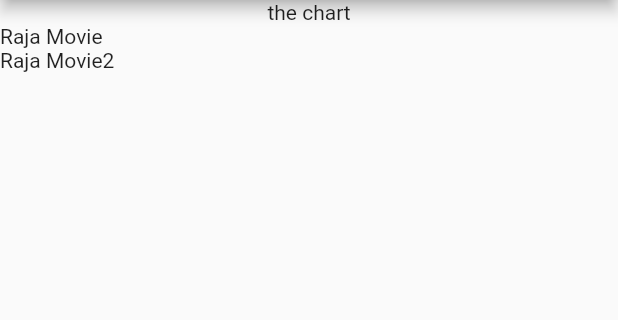
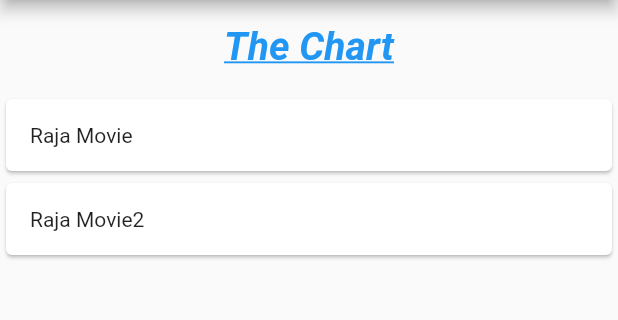
Before and after one commit to raja226/Flutter_ListView, a Flutter app: the screen it shows after launch, on a phone screen of 412 x 824 dp, the part 84-404 px from its top. Run offline on Flutter 3.47's test engine with Material 2 defaults, Android fonts, the phone set to English and light mode, and no system bars.

```diff
--- /dev/null
+++ b/lib/expanse_item.dart
@@ -0,0 +1,16 @@
+import 'package:flutter/material.dart';
+import 'package:quizapp/models/expense.dart';
+
+class ExpanseItem extends StatelessWidget {
+  const ExpanseItem(this.expense,{super.key});
+  final Expese expense;
+  @override
+  Widget build(BuildContext context) {
+   return Card(
+child: Padding(
+  padding: const EdgeInsets.all(16.0),
+  child:   Text(expense.title),
+),
+   );
+  }
+}
--- a/lib/expeses.dart
+++ b/lib/expeses.dart
@@ -1,8 +1,9 @@
+import 'package:flutter/cupertino.dart';
 import 'package:flutter/material.dart';
 import 'package:quizapp/detailsPage.dart';
 import 'package:quizapp/expeseslist.dart';
 import 'package:quizapp/models/expense.dart';
-
+import 'dart:io';
 class Expeses extends StatefulWidget {
   const Expeses({super.key});
   @override
@@ -32,7 +33,36 @@ class _ExpesesState extends State<Expeses> {
         ,centerTitle: true,
         leading: IconButton(onPressed: (){}, icon: const Icon(Icons.arrow_back)),
         actions: [IconButton(onPressed: (){
-          Navigator.push(context, MaterialPageRoute(builder: (context)=> const DetailsPage()));
+          if(Platform.isIOS)
+          {
+showCupertinoDialog(context: context, builder: (ctx) => CupertinoAlertDialog(
+            title: const Text("title"),
+            content: const Text("body description"),
+            actions: [
+              TextButton(onPressed: (){
+                Navigator.pop(context);
+              Navigator.push(context, MaterialPageRoute(builder: (context)=> const DetailsPage()));
+
+              }, child: const Text("OK"))
+
+            ],
+          ));
+          }
+          else{
+showDialog(context: context, builder: (ctx) => AlertDialog(
+            title: const Text("title"),
+            content: const Text("body description"),
+            actions: [
+              TextButton(onPressed: (){
+                Navigator.pop(context);
+              Navigator.push(context, MaterialPageRoute(builder: (context)=> const DetailsPage()));
+
+              }, child: const Text("OK"))
+
+            ],
+          ));          }
+
+          //Navigator.push(context, MaterialPageRoute(builder: (context)=> const DetailsPage()));
 
         },
         icon: const Icon(Icons.add)
@@ -41,8 +71,28 @@ class _ExpesesState extends State<Expeses> {
         ),
         body: Column(
       children: [
-        const Text("the chart"),
-        Expanded(child: ExpensesList(expensesList: _registerExpanses)),
+       const Padding(
+          padding:  EdgeInsets.all(16.0),
+          child:  Column(
+            children: [
+ Text(
+  'The Chart',
+  textAlign: TextAlign.center, // Set the text alignment to center
+  textDirection: TextDirection.ltr, // Set the text direction to left-to-right (ltr)
+  style: TextStyle(
+    decoration: TextDecoration.underline,
+    fontSize: 26.0, // Set the font size to 16.0 points
+    fontWeight: FontWeight.bold, // Set the font weight to bold
+    fontStyle: FontStyle.italic, // Set the font style to italic
+    color: Colors.blue,// Apply underline decoration
+  ),
+)
+            ],
+          ),
+        ),
+        Expanded(
+          child: ExpensesList(expensesList: _registerExpanses)
+          ),
       ],
     ));
   }
--- a/lib/expeseslist.dart
+++ b/lib/expeseslist.dart
@@ -1,4 +1,5 @@
 import 'package:flutter/widgets.dart';
+import 'package:quizapp/expanse_item.dart';
 import 'package:quizapp/models/expense.dart';
 
 class ExpensesList extends StatelessWidget
@@ -6,6 +7,10 @@ class ExpensesList extends StatelessWidget
   const ExpensesList({super.key, required this.expensesList});
   final List<Expese> expensesList;
   @override Widget build(BuildContext context) {
-    return ListView.builder(itemCount: expensesList.length,itemBuilder: (ctx,index) => Text(expensesList[index].title));
+    return ListView.builder(
+      itemCount: expensesList.length,
+      itemBuilder: (ctx,index) => ExpanseItem(expensesList[index])
+      //Text(expensesList[index].title
+      );
   }
 }
```
Also changed, not shown: lib/main.dart (+13 -0 lines).
